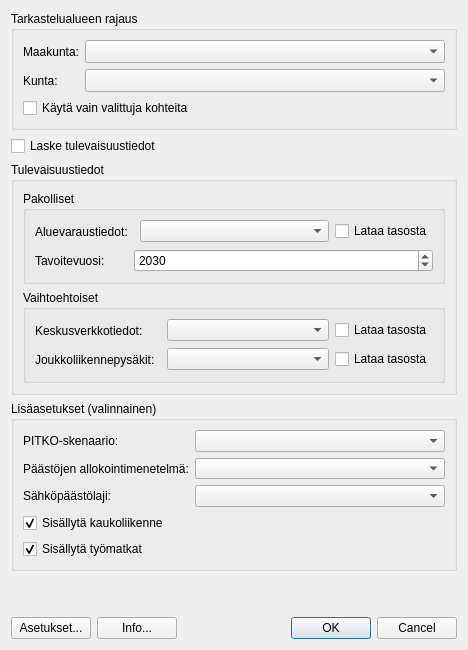
Before: the Qt Designer form ykr_tool_main.ui in ubigu/ilmakalu-qgis, drawn with Qt 5.
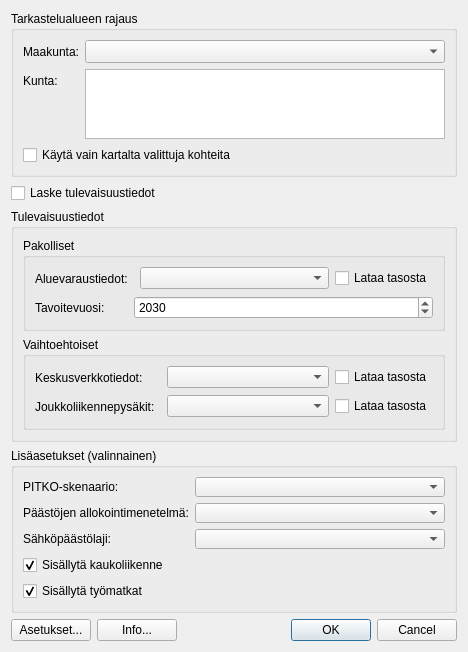
After: the same form once the commit is applied. Custom widgets are drawn as their Qt base class.

Commit message: Enable selecting multiple municipalities

The edit to the form file:
```diff
--- a/ykr_tool_main.ui
+++ b/ykr_tool_main.ui
@@ -67,17 +67,14 @@
            </widget>
           </item>
           <item row="1" column="1">
-           <widget class="QComboBox" name="inputMun">
-            <property name="sizePolicy">
-             <sizepolicy hsizetype="Expanding" vsizetype="Fixed">
-              <horstretch>0</horstretch>
-              <verstretch>0</verstretch>
-             </sizepolicy>
-            </property>
-            <property name="minimumSize">
+          <widget class="QListWidget" name="inputMun">
+           <property name="selectionMode">
+            <enum>QAbstractItemView::ExtendedSelection</enum>
+           </property>
+           <property name="maximumSize">
              <size>
-              <width>0</width>
-              <height>23</height>
+             <width>16777215</width>
+             <height>100</height>
              </size>
             </property>
             <property name="toolTip">
@@ -90,7 +87,7 @@
         <item>
          <widget class="QCheckBox" name="onlySelectedFeats">
           <property name="text">
-           <string>Käytä vain valittuja kohteita</string>
+           <string>Käytä vain kartalta valittuja kohteita</string>
           </property>
          </widget>
         </item>
```
Left out of the diff: 2 changed lines with no effect on the pictures. Lines whose indentation alone changed are shown as unchanged. The commit also changes 1 other file.
